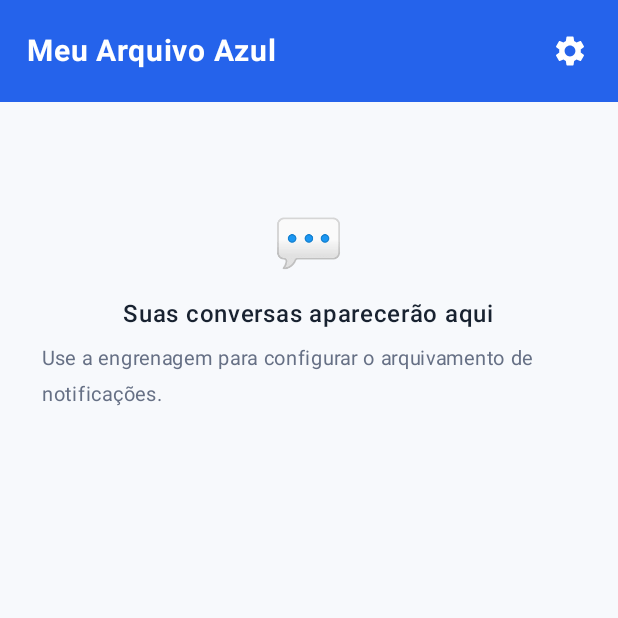
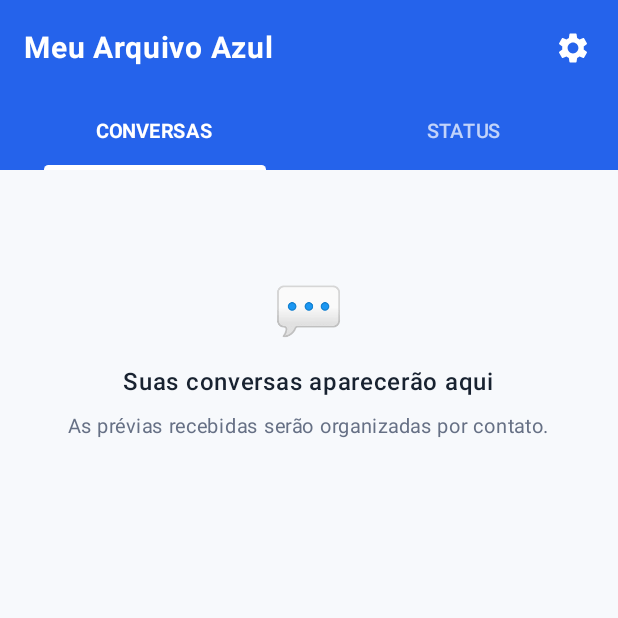
Before and after one commit to marvesanttos-dotcom/Meu-Arquivo-Azul, an Android app built with Jetpack Compose: the screen it shows after launch (MainActivity), on a phone screen of 412 x 824 dp, the top half of it. Run offline under Robolectric (Android 15) with nearby library versions, the phone set to English and light mode, and no system bars.

Commit message:
Adiciona abas separadas de conversas e status

```diff
--- a/app/src/main/java/com/meuarquivoazul/app/MainActivity.kt
+++ b/app/src/main/java/com/meuarquivoazul/app/MainActivity.kt
@@ -20,7 +20,6 @@ import androidx.compose.material3.ButtonDefaults
 import androidx.compose.material3.Icon
 import androidx.compose.material3.IconButton
 import androidx.compose.material3.MaterialTheme
-import androidx.compose.material3.Surface
 import androidx.compose.material3.lightColorScheme
 import androidx.compose.runtime.*
 import androidx.compose.ui.Alignment
@@ -54,13 +53,14 @@ private fun TelaPrincipal() {
     val context = LocalContext.current
     var mensagens by remember { mutableStateOf(ArchiveStore.all(context)) }
     var contato by remember { mutableStateOf<String?>(null) }
+    var aba by remember { mutableStateOf("Conversas") }
     var mostrarConfiguracoes by remember { mutableStateOf(false) }
     val contatos = mensagens.map { it.sender }.distinct()
-    val filtradas = if (contato == null) mensagens else mensagens.filter { it.sender == contato }
+    val filtradas = mensagens.filter { it.sender == contato }
 
     Column(Modifier.fillMaxSize().background(Fundo)) {
         Row(
-            Modifier.fillMaxWidth().background(Azul).padding(start = 18.dp, end = 8.dp, top = 10.dp, bottom = 10.dp),
+            Modifier.fillMaxWidth().background(Azul).padding(start = 16.dp, end = 6.dp, top = 8.dp, bottom = 8.dp),
             verticalAlignment = Alignment.CenterVertically
         ) {
             if (mostrarConfiguracoes || contato != null) {
@@ -110,7 +110,45 @@ private fun TelaPrincipal() {
                     color = Color(0xFF667085), fontSize = 12.sp, modifier = Modifier.padding(top = 18.dp)
                 )
             }
-        } else if (contato == null) {
+        } else if (contato != null) {
+            LazyColumn(contentPadding = PaddingValues(horizontal = 16.dp, vertical = 8.dp)) {
+                items(filtradas) { item ->
+                    Column(
+                        Modifier.fillMaxWidth().padding(vertical = 6.dp)
+                            .background(Color.White, RoundedCornerShape(14.dp)).padding(13.dp)
+                    ) {
+                        androidx.compose.material3.Text(item.message, color = Color(0xFF182230), fontSize = 14.sp)
+                        androidx.compose.material3.Text(
+                            SimpleDateFormat("dd/MM/yyyy HH:mm", Locale("pt", "BR")).format(Date(item.timestamp)),
+                            color = Color(0xFF98A2B3), fontSize = 11.sp,
+                            modifier = Modifier.padding(top = 7.dp)
+                        )
+                    }
+                }
+            }
+        } else {
+            // Abas separadas no estilo da navegação do WhatsApp.
+            Row(Modifier.fillMaxWidth().background(Azul)) {
+                listOf("Conversas", "Status").forEach { nome ->
+                    Column(
+                        Modifier.weight(1f).clickable { aba = nome }.padding(top = 12.dp, bottom = 0.dp),
+                        horizontalAlignment = Alignment.CenterHorizontally
+                    ) {
+                        androidx.compose.material3.Text(
+                            nome.uppercase(),
+                            color = if (aba == nome) Color.White else Color.White.copy(alpha = 0.72f),
+                            fontSize = 13.sp,
+                            fontWeight = if (aba == nome) FontWeight.Bold else FontWeight.Medium
+                        )
+                        Spacer(
+                            Modifier.padding(top = 10.dp).fillMaxWidth(0.72f).height(3.dp)
+                                .background(if (aba == nome) Color.White else Color.Transparent, RoundedCornerShape(topStart = 3.dp, topEnd = 3.dp))
+                        )
+                    }
+                }
+            }
+
+            if (aba == "Conversas") {
                 if (contatos.isEmpty()) {
                     Column(
                         Modifier.fillMaxWidth().padding(horizontal = 28.dp, vertical = 72.dp),
@@ -124,7 +162,7 @@ private fun TelaPrincipal() {
                             modifier = Modifier.padding(top = 12.dp)
                         )
                         androidx.compose.material3.Text(
-                        "Use a engrenagem para configurar o arquivamento de notificações.",
+                            "As prévias recebidas serão organizadas por contato.",
                             color = Color(0xFF667085), fontSize = 13.sp,
                             modifier = Modifier.padding(top = 6.dp)
                         )
@@ -153,21 +191,23 @@ private fun TelaPrincipal() {
                     }
                 }
             } else {
-            LazyColumn(contentPadding = PaddingValues(horizontal = 16.dp, vertical = 8.dp)) {
-                items(filtradas) { item ->
                 Column(
-                        Modifier.fillMaxWidth().padding(vertical = 6.dp)
-                            .background(Color.White, RoundedCornerShape(14.dp)).padding(13.dp)
+                    Modifier.fillMaxWidth().padding(horizontal = 28.dp, vertical = 72.dp),
+                    horizontalAlignment = Alignment.CenterHorizontally
                 ) {
-                        androidx.compose.material3.Text(item.message, color = Color(0xFF182230), fontSize = 14.sp)
+                    androidx.compose.material3.Text("◉", color = Azul, fontSize = 38.sp)
                     androidx.compose.material3.Text(
-                            SimpleDateFormat("dd/MM/yyyy HH:mm", Locale("pt", "BR")).format(Date(item.timestamp)),
-                            color = Color(0xFF98A2B3), fontSize = 11.sp,
-                            modifier = Modifier.padding(top = 7.dp)
+                        "Status",
+                        fontWeight = FontWeight.SemiBold,
+                        color = Color(0xFF182230),
+                        modifier = Modifier.padding(top = 12.dp)
+                    )
+                    androidx.compose.material3.Text(
+                        "Esta área ficará separada das conversas. A importação e o arquivamento de status ainda serão implementados.",
+                        color = Color(0xFF667085), fontSize = 13.sp
                     )
                 }
             }
         }
     }
 }
-}
```
Lines whose indentation alone changed are shown as unchanged.
